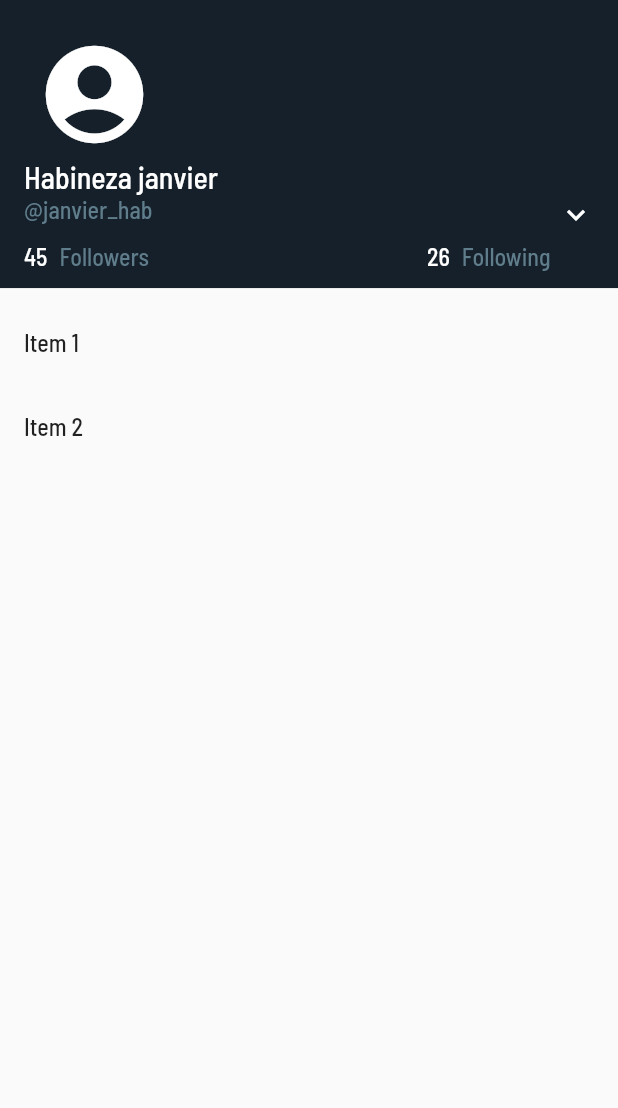
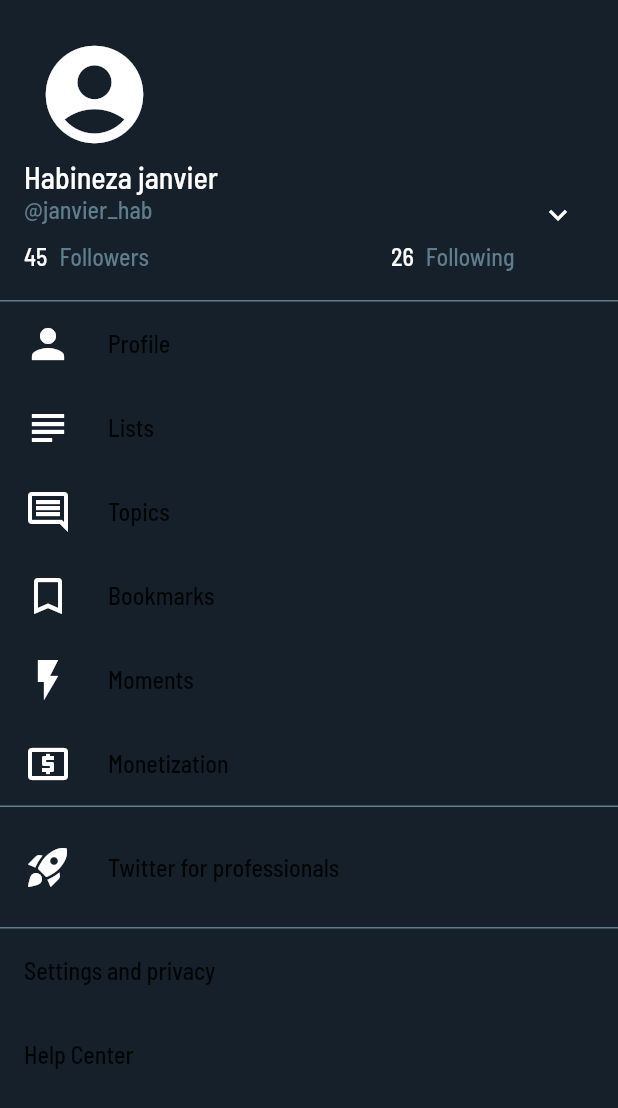
Before and after one commit to Habinezajanvier/twitter_clone_flutter, a Flutter app: the HomeDrawer widget shown alone on an empty page, opened directly, on a phone screen of 412 x 824 dp. Shown: the top 1108 px of the screen. Run offline on Flutter 3.47's test engine with Material 2 defaults, Android fonts, the phone set to English and light mode, and no system bars.

Commit message:
add drawer menu lists

```diff
--- a/lib/widgets/drawer.dart
+++ b/lib/widgets/drawer.dart
@@ -1,8 +1,21 @@
 import 'package:flutter/material.dart';
 import 'package:twitter_clone/config/palette.dart';
 
-class HomeDrawer extends StatelessWidget {
+class HomeDrawer extends StatefulWidget {
   const HomeDrawer({Key? key}) : super(key: key);
+
+  @override
+  State<HomeDrawer> createState() => _HomeDrawerState();
+}
+
+class _HomeDrawerState extends State<HomeDrawer> {
+  bool showList = true;
+
+  void togleOverLay() {
+    setState(() {
+      showList = !showList;
+    });
+  }
 
   @override
   Widget build(BuildContext context) {
@@ -13,6 +26,7 @@ class HomeDrawer extends StatelessWidget {
         SizedBox(
           height: 200,
           child: DrawerHeader(
+            margin: const EdgeInsets.only(bottom: 0),
             decoration: const BoxDecoration(
               color: Palette.twitterBlue,
             ),
@@ -95,30 +109,184 @@ class HomeDrawer extends StatelessWidget {
                         ],
                       ),
                     ),
-                    const Icon(
+                    if (showList == true)
+                      IconButton(
+                          onPressed: togleOverLay,
+                          icon: const Icon(
                             Icons.keyboard_arrow_down,
                             color: Colors.white,
-                    )
+                          ))
+                    else
+                      IconButton(
+                          onPressed: togleOverLay,
+                          icon: const Icon(
+                            Icons.keyboard_arrow_up,
+                            color: Colors.white,
+                          ))
                   ],
                 ),
               ],
             ),
           ),
         ),
+        if (showList == true)
+          Container(
+            decoration: const BoxDecoration(
+              border: Border(
+                top: BorderSide(width: 1.0, color: Colors.blueGrey),
+              ),
+              color: Palette.twitterBlue,
+            ),
+            height: MediaQuery.of(context).size.height,
+            child: Column(children: <Widget>[
               ListTile(
-          title: const Text('Item 1'),
+                title: const Text(
+                  'Profile',
+                ),
+                leading: const Icon(
+                  Icons.person,
+                  color: Colors.white,
+                  size: 32.0,
+                ),
                 onTap: () {
                   // Update the state of the app.
                   // ...
                 },
               ),
               ListTile(
-          title: const Text('Item 2'),
+                title: const Text(
+                  'Lists',
+                ),
+                leading: const Icon(
+                  Icons.subject,
+                  color: Colors.white,
+                  size: 32.0,
+                ),
                 onTap: () {
                   // Update the state of the app.
                   // ...
                 },
               ),
+              ListTile(
+                title: const Text(
+                  'Topics',
+                ),
+                leading: const Icon(
+                  Icons.comment_outlined,
+                  color: Colors.white,
+                  size: 32.0,
+                ),
+                onTap: () {
+                  // Update the state of the app.
+                  // ...
+                },
+              ),
+              ListTile(
+                title: const Text(
+                  'Bookmarks',
+                ),
+                leading: const Icon(
+                  Icons.turned_in_not_outlined,
+                  color: Colors.white,
+                  size: 32.0,
+                ),
+                onTap: () {
+                  // Update the state of the app.
+                  // ...
+                },
+              ),
+              ListTile(
+                title: const Text(
+                  'Moments',
+                ),
+                leading: const Icon(
+                  Icons.flash_on,
+                  color: Colors.white,
+                  size: 32.0,
+                ),
+                onTap: () {
+                  // Update the state of the app.
+                  // ...
+                },
+              ),
+              ListTile(
+                title: const Text(
+                  'Monetization',
+                ),
+                leading: const Icon(
+                  Icons.local_atm_outlined,
+                  color: Colors.white,
+                  size: 32.0,
+                ),
+                onTap: () {
+                  // Update the state of the app.
+                  // ...
+                },
+              ),
+              Container(
+                decoration: const BoxDecoration(
+                  border: Border(
+                      bottom: BorderSide(color: Colors.blueGrey, width: 1.0),
+                      top: BorderSide(color: Colors.blueGrey, width: 1.0)),
+                ),
+                child: Padding(
+                  padding: const EdgeInsets.symmetric(vertical: 12.0),
+                  child: ListTile(
+                    title: const Text(
+                      'Twitter for professionals',
+                    ),
+                    leading: const Icon(
+                      Icons.rocket_launch,
+                      color: Colors.white,
+                      size: 32.0,
+                    ),
+                    onTap: () {
+                      // Update the state of the app.
+                      // ...
+                    },
+                  ),
+                ),
+              ),
+              ListTile(
+                title: const Text(
+                  'Settings and privacy',
+                ),
+                onTap: () {
+                  // Update the state of the app.
+                  // ...
+                },
+              ),
+              ListTile(
+                title: const Text(
+                  'Help Center',
+                ),
+                onTap: () {
+                  // Update the state of the app.
+                  // ...
+                },
+              ),
+            ]),
+          )
+        else
+          Container(
+            decoration: const BoxDecoration(
+              border: Border(
+                top: BorderSide(width: 1.0, color: Colors.blueGrey),
+              ),
+              color: Palette.twitterBlue,
+            ),
+            height: MediaQuery.of(context).size.height,
+            child: Column(
+              children: const <Widget>[
+                ListTile(
+                  title: Text("Create a new Account"),
+                ),
+                ListTile(
+                  title: Text("Create a new Account"),
+                ),
+              ],
+            ),
+          )
       ],
     );
   }
```
Lines whose indentation alone changed are shown as unchanged.
